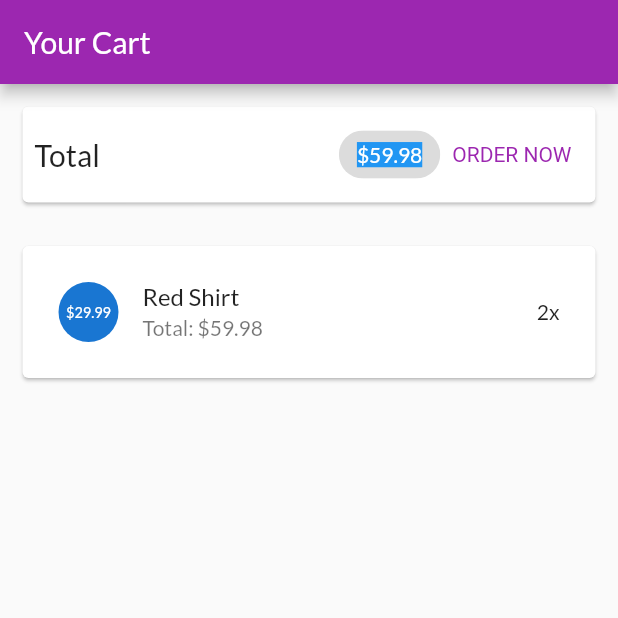
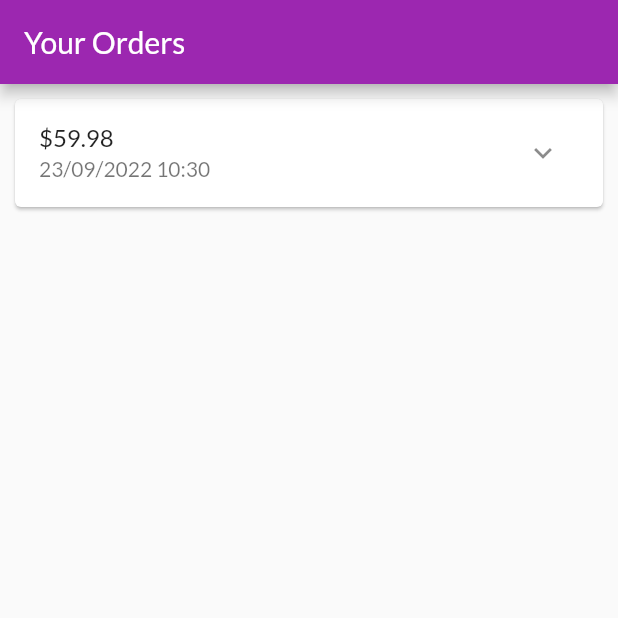
Before and after one commit to haust0301/myshop, a Flutter app: the screen it shows after launch, on a phone screen of 412 x 824 dp, the top half of it. Run offline on Flutter 3.47's test engine with Material 2 defaults, Android fonts, the phone set to English and light mode, and no system bars.

Commit message:
Xay dung trang cac dat hang

```diff
--- a/lib/main.dart
+++ b/lib/main.dart
@@ -4,6 +4,7 @@ import 'package:myshop/ui/products/products_manager.dart';
 import 'package:myshop/ui/products/product_overview_screen.dart';
 import 'package:myshop/ui/products/user_products_screen.dart';
 import 'ui/cart/cart_screen.dart';
+import 'ui/orders/orders_screen.dart';
 
 void main() {
   runApp(const MyApp());
@@ -23,7 +24,7 @@ class MyApp extends StatelessWidget {
         secondaryHeaderColor: Colors.deepOrange,
       ),
       home: const SafeArea(
-        child: CartScreen(),
+        child: OrdersScreen(),
       ),
     );
   }
--- /dev/null
+++ b/lib/models/order_item.dart
@@ -0,0 +1,32 @@
+import 'package:myshop/models/cart_item.dart';
+
+class OrderItem {
+  final String? id;
+  final double amount;
+  final List<CartItem> products;
+  final DateTime dateTime;
+
+  int get productCount {
+    return products.length;
+  }
+
+  OrderItem({
+    this.id,
+    required this.amount,
+    required this.products,
+    DateTime? dateTime,
+  }) : dateTime = dateTime ?? DateTime.now();
+  OrderItem copyWith({
+    String? id,
+    double? amount,
+    List<CartItem>? products,
+    DateTime? dateTime,
+  }) {
+    return OrderItem(
+      id: id ?? this.id,
+      amount: amount ?? this.amount,
+      products: products ?? this.products,
+      dateTime: dateTime ?? this.dateTime,
+    );
+  }
+}
--- /dev/null
+++ b/lib/ui/orders/order_item_card.dart
@@ -0,0 +1,81 @@
+import 'dart:math';
+
+import 'package:flutter/material.dart';
+import 'package:intl/intl.dart';
+
+import '../../models/order_item.dart';
+
+class OrderItemCard extends StatefulWidget {
+  final OrderItem order;
+
+  const OrderItemCard(this.order, {super.key});
+
+  @override
+  State<OrderItemCard> createState() => _OrderItemCardState();
+}
+
+class _OrderItemCardState extends State<OrderItemCard> {
+  var _expanded = false;
+
+  @override
+  Widget build(BuildContext context) {
+    return Card(
+      margin: const EdgeInsets.all(10),
+      child: Column(
+        children: <Widget>[
+          buildOrderSummary(),
+          if (_expanded) buildOrderDetails()
+        ],
+      ),
+    );
+  }
+
+  Widget buildOrderDetails() {
+    return Container(
+      padding: const EdgeInsets.symmetric(horizontal: 15, vertical: 4),
+      height: min(widget.order.productCount * 20.0 + 10, 100),
+      child: ListView(
+        children: widget.order.products
+            .map(
+              (prod) => Row(
+                mainAxisAlignment: MainAxisAlignment.spaceBetween,
+                children: <Widget>[
+                  Text(
+                    prod.title,
+                    style: const TextStyle(
+                      fontSize: 18,
+                      fontWeight: FontWeight.bold,
+                    ),
+                  ),
+                  Text(
+                    '${prod.quantity}x \$${prod.price}',
+                    style: const TextStyle(
+                      fontSize: 18,
+                      color: Colors.grey,
+                    ),
+                  )
+                ],
+              ),
+            )
+            .toList(),
+      ),
+    );
+  }
+
+  Widget buildOrderSummary() {
+    return ListTile(
+      title: Text('\$${widget.order.amount}'),
+      subtitle: Text(
+        DateFormat('dd/MM/yyyy hh:mm').format(widget.order.dateTime),
+      ),
+      trailing: IconButton(
+        icon: Icon(_expanded ? Icons.expand_less : Icons.expand_more),
+        onPressed: () {
+          setState(() {
+            _expanded = !_expanded;
+          });
+        },
+      ),
+    );
+  }
+}
--- /dev/null
+++ b/lib/ui/orders/order_manager.dart
@@ -0,0 +1,28 @@
+import 'package:flutter/material.dart';
+import '../../models/order_item.dart';
+import '../../models/cart_item.dart';
+
+class OrdersManager with ChangeNotifier {
+  final List<OrderItem> _orders = [
+    OrderItem(
+      id: 'o1',
+      amount: 59.98,
+      products: [
+        CartItem(
+          id: 'c1',
+          title: 'Red Shirt',
+          price: 29.99,
+          quantity: 2,
+        )
+      ],
+      dateTime: DateTime.now(),
+    )
+  ];
+  int get orderCount {
+    return _orders.length;
+  }
+
+  List<OrderItem> get orders {
+    return [..._orders];
+  }
+}
--- /dev/null
+++ b/lib/ui/orders/orders_screen.dart
@@ -0,0 +1,22 @@
+import 'package:flutter/material.dart';
+import 'order_manager.dart';
+import 'order_item_card.dart';
+
+class OrdersScreen extends StatelessWidget {
+  const OrdersScreen({super.key});
+
+  @override
+  Widget build(BuildContext context) {
+    print('building orders');
+    final ordersManager = OrdersManager();
+    return Scaffold(
+      appBar: AppBar(
+        title: const Text('Your Orders'),
+      ),
+      body: ListView.builder(
+        itemCount: ordersManager.orderCount,
+        itemBuilder: (ctx, i) => OrderItemCard(ordersManager.orders[i]),
+      ),
+    );
+  }
+}
--- a/pubspec.yaml
+++ b/pubspec.yaml
@@ -12,6 +12,7 @@ dependencies:
   flutter:
     sdk: flutter
   cupertino_icons: ^1.0.2
+  intl: ^0.17.0
 
 dev_dependencies:
   flutter_test:
```
Also changed, not shown: pubspec.lock.
